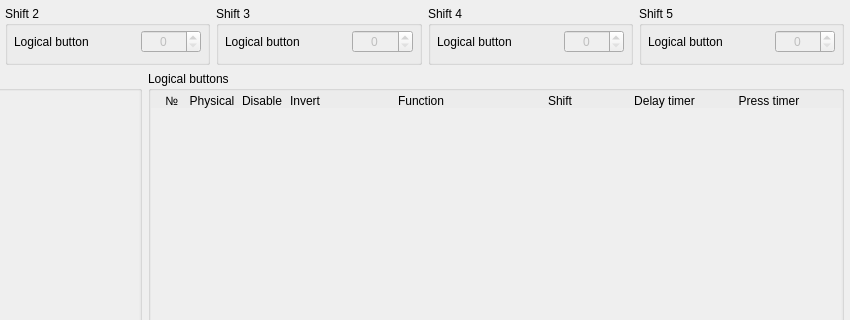
Qt form src/widgets/buttonconfig.ui (FreeJoy-Team/FreeJoyConfiguratorQt) before a commit; both pictures show x 212 to 1062 and y 0 to 320 of the 1062 by 640 pixel window.
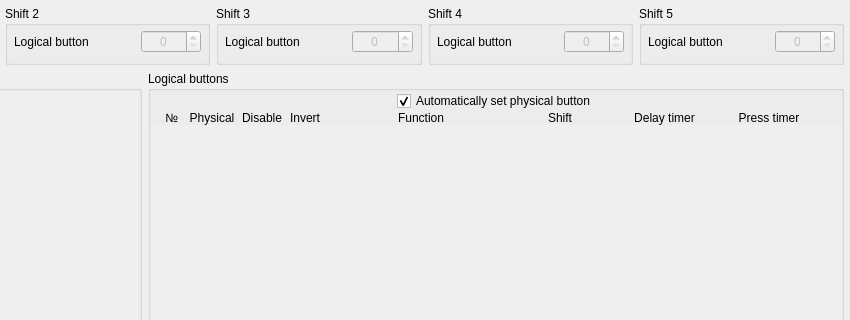
The same form after that commit.

Commit message: Automatically set physical button

```diff
--- a/src/widgets/buttonconfig.ui
+++ b/src/widgets/buttonconfig.ui
@@ -239,7 +239,7 @@
        <number>0</number>
       </property>
       <property name="topMargin">
-       <number>3</number>
+       <number>0</number>
       </property>
       <property name="rightMargin">
        <number>0</number>
@@ -250,27 +250,17 @@
       <property name="spacing">
        <number>0</number>
       </property>
-      <item row="0" column="5">
-       <widget class="QLabel" name="label_5">
+      <item row="1" column="6">
+       <widget class="QLabel" name="label_4">
         <property name="text">
-         <string>Function</string>
+         <string>Shift</string>
         </property>
         <property name="alignment">
          <set>Qt::AlignBottom|Qt::AlignHCenter</set>
         </property>
        </widget>
       </item>
-      <item row="0" column="4">
-       <widget class="QLabel" name="label_6">
-        <property name="text">
-         <string>Invert</string>
-        </property>
-        <property name="alignment">
-         <set>Qt::AlignBottom|Qt::AlignLeading|Qt::AlignLeft</set>
-        </property>
-       </widget>
-      </item>
-      <item row="1" column="0" colspan="10">
+      <item row="2" column="0" colspan="10">
        <widget class="QScrollArea" name="scrollArea_LogButtons">
         <property name="frameShape">
          <enum>QFrame::NoFrame</enum>
@@ -287,7 +277,7 @@
            <x>0</x>
            <y>0</y>
            <width>694</width>
-           <height>477</height>
+           <height>458</height>
           </rect>
          </property>
          <layout class="QVBoxLayout" name="layoutV_LogicalButton">
@@ -310,37 +300,7 @@
         </widget>
        </widget>
       </item>
-      <item row="0" column="0">
-       <widget class="QLabel" name="label">
-        <property name="text">
-         <string notr="true">  №</string>
-        </property>
-        <property name="alignment">
-         <set>Qt::AlignBottom|Qt::AlignHCenter</set>
-        </property>
-       </widget>
-      </item>
-      <item row="0" column="8">
-       <widget class="QLabel" name="label_2">
-        <property name="text">
-         <string>Press timer</string>
-        </property>
-        <property name="alignment">
-         <set>Qt::AlignBottom|Qt::AlignHCenter</set>
-        </property>
-       </widget>
-      </item>
-      <item row="0" column="2">
-       <widget class="QLabel" name="label_7">
-        <property name="text">
-         <string>Disable</string>
-        </property>
-        <property name="alignment">
-         <set>Qt::AlignBottom|Qt::AlignRight|Qt::AlignTrailing</set>
-        </property>
-       </widget>
-      </item>
-      <item row="0" column="7">
+      <item row="1" column="7">
        <widget class="QLabel" name="label_3">
         <property name="text">
          <string>Delay timer</string>
@@ -350,7 +310,27 @@
         </property>
        </widget>
       </item>
-      <item row="0" column="9">
+      <item row="1" column="8">
+       <widget class="QLabel" name="label_2">
+        <property name="text">
+         <string>Press timer</string>
+        </property>
+        <property name="alignment">
+         <set>Qt::AlignBottom|Qt::AlignHCenter</set>
+        </property>
+       </widget>
+      </item>
+      <item row="1" column="1">
+       <widget class="QLabel" name="label_8">
+        <property name="text">
+         <string>Physical</string>
+        </property>
+        <property name="alignment">
+         <set>Qt::AlignBottom|Qt::AlignHCenter</set>
+        </property>
+       </widget>
+      </item>
+      <item row="1" column="9">
        <widget class="QLabel" name="label_9">
         <property name="minimumSize">
          <size>
@@ -363,33 +343,102 @@
         </property>
        </widget>
       </item>
-      <item row="0" column="3">
+      <item row="1" column="5">
+       <widget class="QLabel" name="label_5">
+        <property name="text">
+         <string>Function</string>
+        </property>
+        <property name="alignment">
+         <set>Qt::AlignBottom|Qt::AlignHCenter</set>
+        </property>
+       </widget>
+      </item>
+      <item row="1" column="4">
+       <widget class="QLabel" name="label_6">
+        <property name="text">
+         <string>Invert</string>
+        </property>
+        <property name="alignment">
+         <set>Qt::AlignBottom|Qt::AlignLeading|Qt::AlignLeft</set>
+        </property>
+       </widget>
+      </item>
+      <item row="1" column="3">
        <widget class="QLabel" name="label_10">
         <property name="text">
          <string/>
         </property>
        </widget>
       </item>
-      <item row="0" column="6">
-       <widget class="QLabel" name="label_4">
+      <item row="1" column="0">
+       <widget class="QLabel" name="label">
         <property name="text">
-         <string>Shift</string>
+         <string notr="true">  №</string>
         </property>
         <property name="alignment">
          <set>Qt::AlignBottom|Qt::AlignHCenter</set>
         </property>
        </widget>
       </item>
-      <item row="0" column="1">
-       <widget class="QLabel" name="label_8">
+      <item row="1" column="2">
+       <widget class="QLabel" name="label_7">
         <property name="text">
-         <string>Physical</string>
+         <string>Disable</string>
         </property>
         <property name="alignment">
-         <set>Qt::AlignBottom|Qt::AlignHCenter</set>
+         <set>Qt::AlignBottom|Qt::AlignRight|Qt::AlignTrailing</set>
         </property>
        </widget>
       </item>
+      <item row="0" column="0" colspan="10">
+       <layout class="QHBoxLayout" name="horizontalLayout_7" stretch="1,0,1">
+        <property name="spacing">
+         <number>0</number>
+        </property>
+        <property name="leftMargin">
+         <number>0</number>
+        </property>
+        <property name="rightMargin">
+         <number>0</number>
+        </property>
+        <item>
+         <spacer name="horizontalSpacer_7">
+          <property name="orientation">
+           <enum>Qt::Horizontal</enum>
+          </property>
+          <property name="sizeHint" stdset="0">
+           <size>
+            <width>40</width>
+            <height>20</height>
+           </size>
+          </property>
+         </spacer>
+        </item>
+        <item>
+         <widget class="QCheckBox" name="checkBox_AutoPhysBut">
+          <property name="text">
+           <string>Automatically set physical button</string>
+          </property>
+          <property name="checked">
+           <bool>true</bool>
+          </property>
+         </widget>
+        </item>
+        <item>
+         <spacer name="horizontalSpacer_8">
+          <property name="orientation">
+           <enum>Qt::Horizontal</enum>
+          </property>
+          <property name="sizeHint" stdset="0">
+           <size>
+            <width>40</width>
+            <height>20</height>
+           </size>
+          </property>
+         </spacer>
+        </item>
+       </layout>
+      </item>
      </layout>
     </widget>
    </item>
```
The commit also changes 9 other files.
